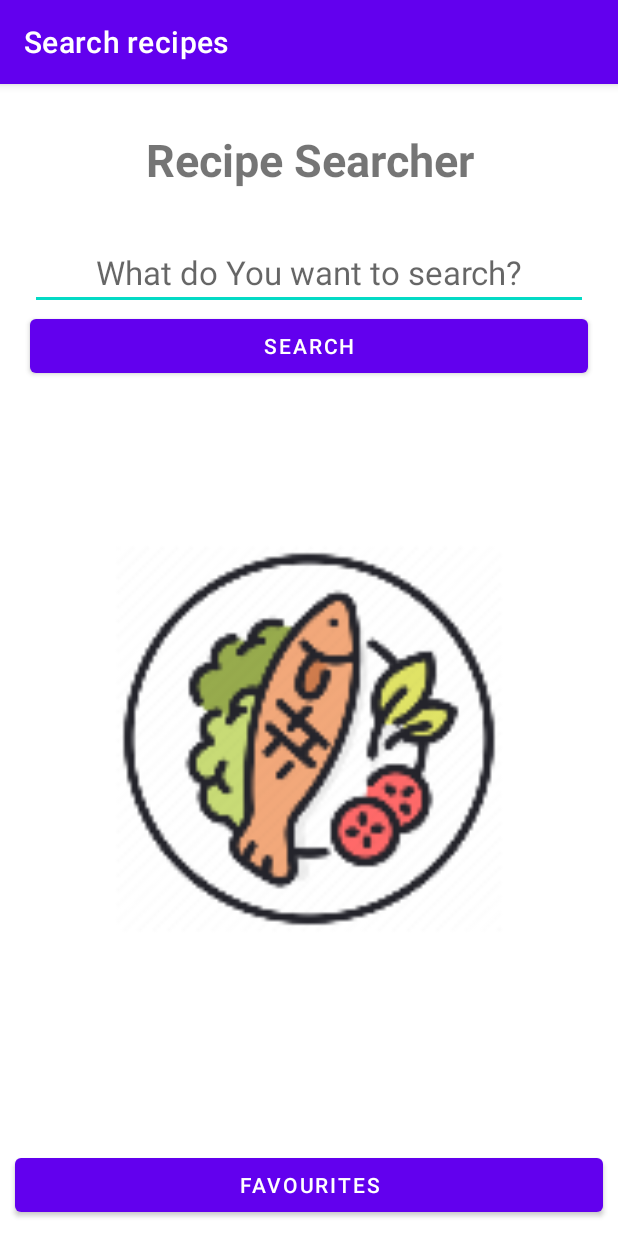
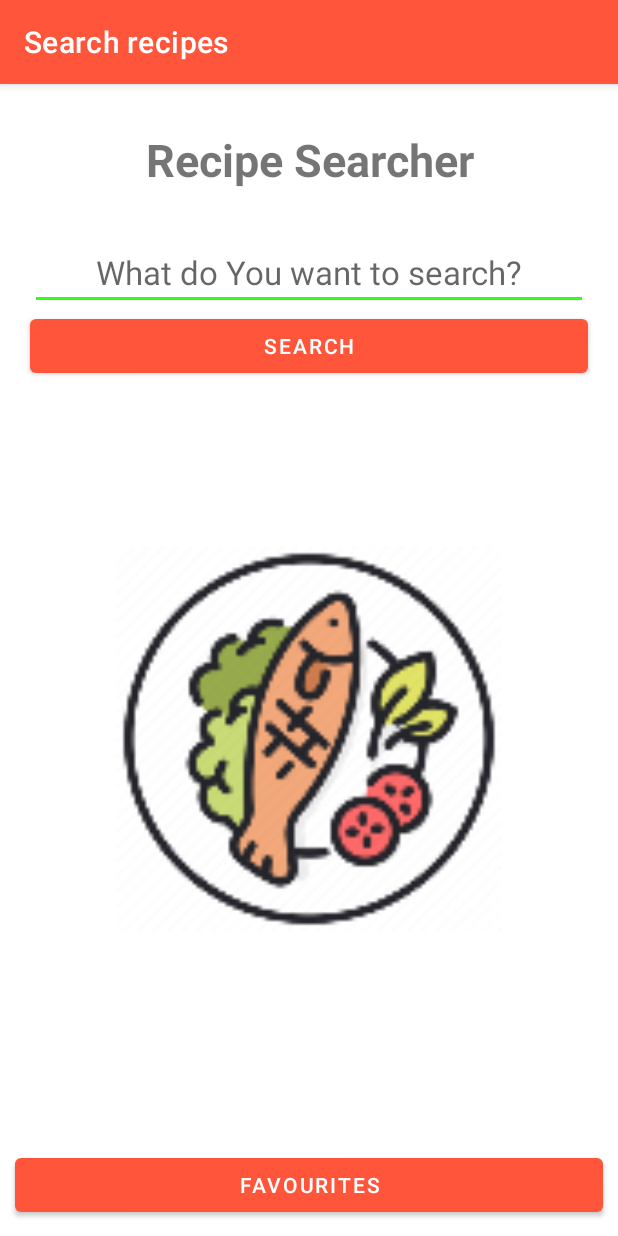
Before and after one commit to ms182905/CookingBookMobile, an Android app: the screen it shows after launch (MainActivity), on a phone screen of 412 x 824 dp. Run offline under Robolectric (Android 15) with nearby library versions, the phone set to English and light mode, and no system bars; our stand-ins replace navigation-ui.

Commit message:
Color change, fix n/a in ingredients

```diff
--- a/app/src/main/java/com/soltys/cookingbookmobile/MainActivity.kt
+++ b/app/src/main/java/com/soltys/cookingbookmobile/MainActivity.kt
@@ -1,19 +1,32 @@
 package com.soltys.cookingbookmobile
 
+import android.content.Context
+import android.hardware.Sensor
+import android.hardware.SensorEvent
+import android.hardware.SensorEventListener
+import android.hardware.SensorManager
 import android.os.Bundle
 import android.view.Menu
 import android.view.MenuItem
 import androidx.appcompat.app.AppCompatActivity
+import androidx.appcompat.app.AppCompatDelegate
 import androidx.navigation.findNavController
 import androidx.navigation.ui.AppBarConfiguration
 import androidx.navigation.ui.navigateUp
 import androidx.navigation.ui.setupActionBarWithNavController
 import com.soltys.cookingbookmobile.databinding.ActivityMainBinding
 
-class MainActivity : AppCompatActivity() {
+class MainActivity : AppCompatActivity(), SensorEventListener {
+
+  var sensorManager:SensorManager?=null
+  var sensor:Sensor?=null
+
+  var nightStyle:Boolean = false
 
   private lateinit var appBarConfiguration: AppBarConfiguration
   private lateinit var binding: ActivityMainBinding
+
+
 
   override fun onCreate(savedInstanceState: Bundle?) {
     super.onCreate(savedInstanceState)
@@ -23,13 +36,41 @@ class MainActivity : AppCompatActivity() {
 
     setSupportActionBar(binding.toolbar)
 
+    sensorManager = getSystemService(Context.SENSOR_SERVICE) as SensorManager
+    sensor = sensorManager?.getDefaultSensor(Sensor.TYPE_LIGHT)
+
     val navController = findNavController(R.id.nav_host_fragment_content_main)
     appBarConfiguration = AppBarConfiguration(navController.graph)
     setupActionBarWithNavController(navController, appBarConfiguration)
+  }
+
+  override fun onResume() {
+    super.onResume()
+    sensorManager?.registerListener(this, sensor, SensorManager.SENSOR_DELAY_NORMAL)
+  }
+
+  override fun onPause() {
+    super.onPause()
+    sensorManager?.unregisterListener(this)
   }
 
   override fun onSupportNavigateUp(): Boolean {
     val navController = findNavController(R.id.nav_host_fragment_content_main)
     return navController.navigateUp(appBarConfiguration) || super.onSupportNavigateUp()
   }
+
+  override fun onSensorChanged(event: SensorEvent?) {
+    println(event!!.values[0])
+    if (event!!.values[0] < 15000 && !nightStyle) {
+      AppCompatDelegate.setDefaultNightMode(AppCompatDelegate.MODE_NIGHT_YES)
+      nightStyle = true
+    }
+    else if (event!!.values[0] >= 15000 && nightStyle) {
+      AppCompatDelegate.setDefaultNightMode(AppCompatDelegate.MODE_NIGHT_YES)
+      nightStyle = false
+    }
+  }
+
+  override fun onAccuracyChanged(p0: Sensor?, p1: Int) {
+  }
 }
--- a/app/src/main/res/values-night/themes.xml
+++ b/app/src/main/res/values-night/themes.xml
@@ -2,12 +2,12 @@
     <!-- Base application theme. -->
     <style name="Theme.CookingBookApp" parent="Theme.MaterialComponents.DayNight.DarkActionBar">
         <!-- Primary brand color. -->
-        <item name="colorPrimary">@color/purple_200</item>
-        <item name="colorPrimaryVariant">@color/purple_700</item>
+        <item name="colorPrimary">@color/night_red_200</item>
+        <item name="colorPrimaryVariant">@color/night_red_700</item>
         <item name="colorOnPrimary">@color/black</item>
         <!-- Secondary brand color. -->
-        <item name="colorSecondary">@color/teal_200</item>
-        <item name="colorSecondaryVariant">@color/teal_200</item>
+        <item name="colorSecondary">@color/night_green_200</item>
+        <item name="colorSecondaryVariant">@color/night_green_200</item>
         <item name="colorOnSecondary">@color/black</item>
         <!-- Status bar color. -->
         <item name="android:statusBarColor">?attr/colorPrimaryVariant</item>
--- a/app/src/main/res/values/colors.xml
+++ b/app/src/main/res/values/colors.xml
@@ -1,10 +1,16 @@
 <?xml version="1.0" encoding="utf-8"?>
 <resources>
-    <color name="purple_200">#FFBB86FC</color>
-    <color name="purple_500">#FF6200EE</color>
-    <color name="purple_700">#FF3700B3</color>
-    <color name="teal_200">#FF03DAC5</color>
-    <color name="teal_700">#FF018786</color>
+    <color name="red_200">#FF8680</color>
+    <color name="red_500">#FF553B</color>
+    <color name="red_700">#FF000D</color>
+    <color name="green_200">#2FFF1C</color>
+    <color name="green_700">#AEFF6B</color>
     <color name="black">#FF000000</color>
     <color name="white">#FFFFFFFF</color>
+
+    <color name="night_red_200">#D46F6A</color>
+    <color name="night_red_500">#B53C2A</color>
+    <color name="night_red_700">#B80009</color>
+    <color name="night_green_200">#21B514</color>
+    <color name="night_green_700">#7CB54C</color>
 </resources>
--- a/app/src/main/res/values/themes.xml
+++ b/app/src/main/res/values/themes.xml
@@ -2,12 +2,12 @@
     <!-- Base application theme. -->
     <style name="Theme.CookingBookApp" parent="Theme.MaterialComponents.DayNight.DarkActionBar">
         <!-- Primary brand color. -->
-        <item name="colorPrimary">@color/purple_500</item>
-        <item name="colorPrimaryVariant">@color/purple_700</item>
+        <item name="colorPrimary">@color/red_500</item>
+        <item name="colorPrimaryVariant">@color/red_700</item>
         <item name="colorOnPrimary">@color/white</item>
         <!-- Secondary brand color. -->
-        <item name="colorSecondary">@color/teal_200</item>
-        <item name="colorSecondaryVariant">@color/teal_700</item>
+        <item name="colorSecondary">@color/green_200</item>
+        <item name="colorSecondaryVariant">@color/green_700</item>
         <item name="colorOnSecondary">@color/black</item>
         <!-- Status bar color. -->
         <item name="android:statusBarColor">?attr/colorPrimaryVariant</item>
```
Also changed, not shown: app/src/main/AndroidManifest.xml (+7 -3 lines), app/src/main/java/com/soltys/cookingbookmobile/FavouriteRecipeDetailsFragment.kt (+23 -10 lines), app/src/main/java/com/soltys/cookingbookmobile/RecipeDetailsFragment.kt (+25 -11 lines).
